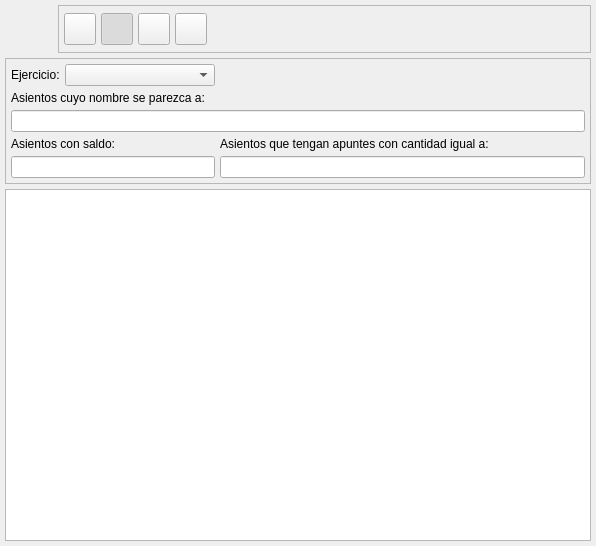
First picture: the form in bulmages/bulmacont/src/contabilidad/asientolistbase.ui, repository eboladev/Bulmages-1, before the edit.
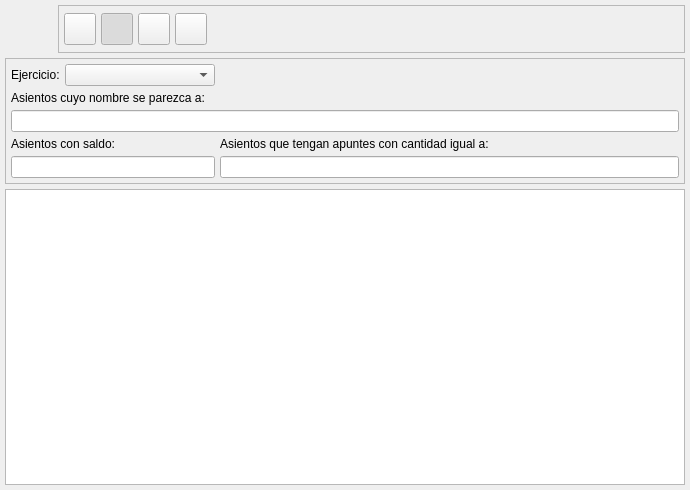
Second picture: the form after the edit. Icons and pictures are not drawn. Custom widgets are drawn as their Qt base class.

The edit to the form file:
```diff
--- a/bulmages/bulmacont/src/contabilidad/asientolistbase.ui
+++ b/bulmages/bulmacont/src/contabilidad/asientolistbase.ui
@@ -5,8 +5,8 @@
    <rect>
     <x>0</x>
     <y>0</y>
-    <width>596</width>
-    <height>546</height>
+    <width>690</width>
+    <height>490</height>
    </rect>
   </property>
   <property name="windowTitle" >
```
Left out of the diff: 3 changed lines with no effect on the pictures.
